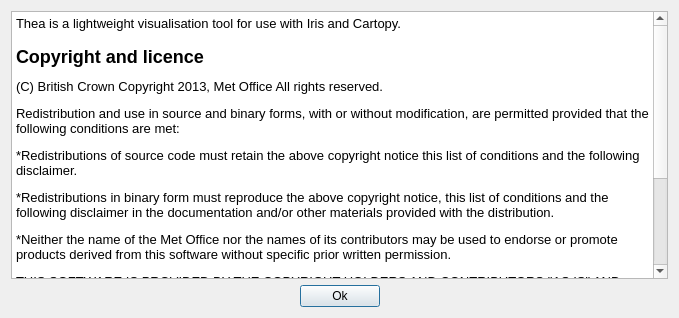
Old version of the form lib/thea/about_dialog_layout.ui in the repository SciTools/thea.
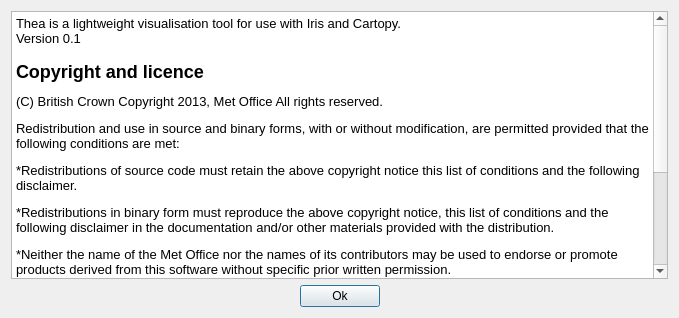
New version of the form.

What changed in the file:
```diff
--- a/lib/thea/about_dialog_layout.ui
+++ b/lib/thea/about_dialog_layout.ui
@@ -34,6 +34,7 @@
 p, li { white-space: pre-wrap; }
 &lt;/style&gt;&lt;/head&gt;&lt;body style=&quot; font-family:'Sans'; font-size:10pt; font-weight:400; font-style:normal;&quot;&gt;
 &lt;p style=&quot; margin-top:0px; margin-bottom:0px; margin-left:0px; margin-right:0px; -qt-block-indent:0; text-indent:0px;&quot;&gt;Thea is a lightweight visualisation tool for use with Iris and Cartopy.&lt;/p&gt;
+&lt;p style=&quot; margin-top:0px; margin-bottom:0px; margin-left:0px; margin-right:0px; -qt-block-indent:0; text-indent:0px;&quot;&gt;Version 0.1&lt;/p&gt;
 &lt;p style=&quot;-qt-paragraph-type:empty; margin-top:0px; margin-bottom:0px; margin-left:0px; margin-right:0px; -qt-block-indent:0; text-indent:0px;&quot;&gt;&lt;/p&gt;
 &lt;p style=&quot; margin-top:0px; margin-bottom:0px; margin-left:0px; margin-right:0px; -qt-block-indent:0; text-indent:0px;&quot;&gt;&lt;span style=&quot; font-size:x-large; font-weight:600;&quot;&gt;Copyright and licence&lt;/span&gt; &lt;/p&gt;
 &lt;p style=&quot; margin-top:12px; margin-bottom:12px; margin-left:0px; margin-right:0px; -qt-block-indent:0; text-indent:0px;&quot;&gt;(C) British Crown Copyright 2013, Met Office All rights reserved. &lt;/p&gt;
```
